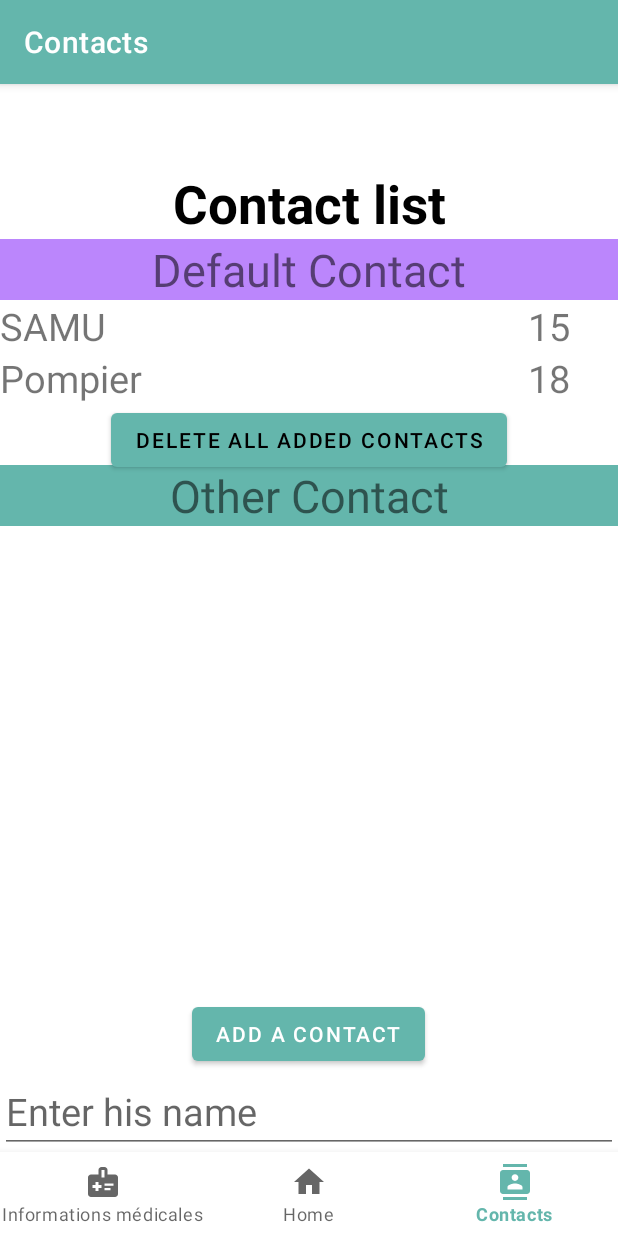
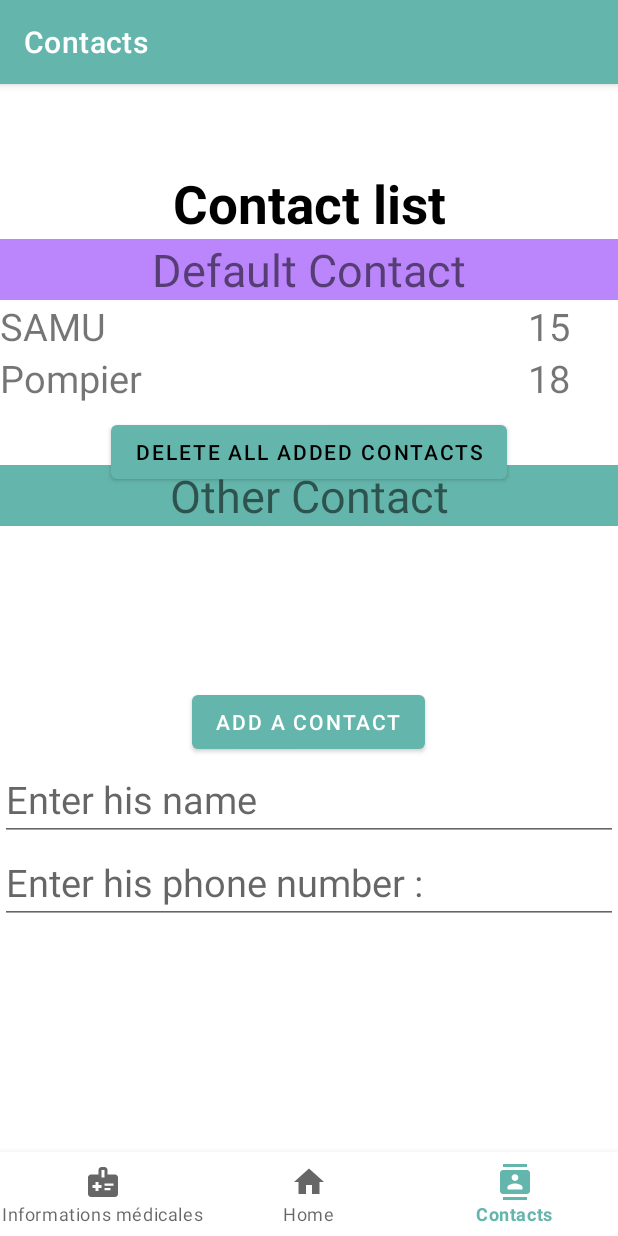
Before and after one commit to alexandre-bussiere/Pocket-Assistant, an Android app: the ContactFragment screen opened through its navigation route, on a phone screen of 412 x 824 dp. Run offline under Robolectric (Android 15) with nearby library versions, the phone set to English and light mode, and no system bars; our stand-ins replace navigation-ui.

Commit message:
Ver quasie final

```diff
--- a/app/src/main/res/layout/fragment_contact.xml
+++ b/app/src/main/res/layout/fragment_contact.xml
@@ -1,6 +1,19 @@
 
 <androidx.constraintlayout.widget.ConstraintLayout xmlns:android="http://schemas.android.com/apk/res/android" xmlns:app="http://schemas.android.com/apk/res-auto" xmlns:tools="http://schemas.android.com/tools" android:layout_width="match_parent" android:layout_height="match_parent" tools:context=".ui.contact.ContactFragment">
-    <TextView android:id="@+id/text_contact" android:layout_width="match_parent" android:layout_height="wrap_content" android:layout_marginStart="8dp" android:layout_marginEnd="8dp" android:textAlignment="center" android:textSize="20sp" app:layout_constraintBottom_toBottomOf="parent" app:layout_constraintEnd_toEndOf="parent" app:layout_constraintHorizontal_bias="0.0" app:layout_constraintStart_toStartOf="parent" app:layout_constraintVertical_bias="1"/>
+
+    <TextView
+        android:id="@+id/text_contact"
+        android:layout_width="match_parent"
+        android:layout_height="wrap_content"
+        android:layout_marginStart="8dp"
+        android:layout_marginEnd="8dp"
+        android:layout_marginBottom="16dp"
+        android:textAlignment="center"
+        android:textSize="20sp"
+        app:layout_constraintBottom_toBottomOf="parent"
+        app:layout_constraintEnd_toEndOf="parent"
+        app:layout_constraintHorizontal_bias="0.0"
+        app:layout_constraintStart_toStartOf="parent" />
     <TextView android:id="@+id/Contact_List" android:layout_width="match_parent" android:layout_height="wrap_content" android:text="@string/header_contact" android:textAlignment="center" android:textColor="@color/black" android:textSize="35sp" app:layout_constraintTop_toTopOf="parent" tools:layout_editor_absoluteX="-8dp"/>
     <TextView android:id="@+id/subtitle1_contact" android:layout_width="match_parent" android:layout_height="wrap_content" android:text="@string/subtitle1_contact" android:textAlignment="center" android:background="@color/purple_200" android:textSize="30sp" app:layout_constraintStart_toStartOf="parent" app:layout_constraintTop_toBottomOf="@+id/Contact_List"/>
     <TextView android:id="@+id/default1_contact_name" android:layout_width="wrap_content" android:layout_height="wrap_content" android:text="@string/default1_name_contact" android:textSize="25sp" app:layout_constraintStart_toStartOf="parent" app:layout_constraintTop_toBottomOf="@+id/subtitle1_contact"/>
@@ -32,8 +45,29 @@
     <TextView android:id="@+id/phone_view8" android:layout_width="200dp" android:layout_height="wrap_content" android:textSize="23sp" app:layout_constraintEnd_toEndOf="@+id/endList_other_contact" app:layout_constraintTop_toBottomOf="@+id/phone_view7"/>
     <TextView android:id="@+id/name_view9" android:layout_width="200dp" android:layout_height="wrap_content" android:textColor="@color/black" android:textSize="23sp" app:layout_constraintStart_toStartOf="parent" app:layout_constraintTop_toBottomOf="@+id/name_view8"/>
     <TextView android:id="@+id/phone_view9" android:layout_width="200dp" android:layout_height="wrap_content" android:textColor="@color/black" android:textSize="23sp" app:layout_constraintEnd_toEndOf="@+id/endList_other_contact" app:layout_constraintTop_toBottomOf="@+id/phone_view8"/>
-    <Button android:id="@+id/buttonAdd_Contact" android:layout_width="wrap_content" android:layout_height="wrap_content" android:layout_marginTop="252dp" android:text="@string/Button_contact" app:layout_constraintEnd_toEndOf="parent" app:layout_constraintHorizontal_bias="0.498" app:layout_constraintStart_toStartOf="parent" app:layout_constraintTop_toBottomOf="@+id/phone_view1"/>
-    <Button android:id="@+id/buttonDelete_AllContact" android:layout_width="wrap_content" android:layout_height="wrap_content" android:text="@string/Button_delete_All_contact" android:textColor="@color/black" app:layout_constraintEnd_toEndOf="parent" app:layout_constraintStart_toStartOf="parent" app:layout_constraintTop_toTopOf="@+id/endList_default_contact"/>
+
+    <Button
+        android:id="@+id/buttonAdd_Contact"
+        android:layout_width="wrap_content"
+        android:layout_height="wrap_content"
+        android:layout_marginTop="44dp"
+        android:text="@string/Button_contact"
+        app:layout_constraintEnd_toEndOf="parent"
+        app:layout_constraintHorizontal_bias="0.498"
+        app:layout_constraintStart_toStartOf="parent"
+        app:layout_constraintTop_toBottomOf="@+id/phone_view1" />
+
+    <Button
+        android:id="@+id/buttonDelete_AllContact"
+        android:layout_width="wrap_content"
+        android:layout_height="wrap_content"
+        android:layout_marginTop="8dp"
+        android:text="@string/Button_delete_All_contact"
+        android:textColor="@color/black"
+        app:layout_constraintEnd_toEndOf="parent"
+        app:layout_constraintStart_toStartOf="parent"
+        app:layout_constraintTop_toTopOf="@+id/endList_default_contact" />
+
     <Button android:id="@+id/delelte_Contact0" android:layout_width="36dp" android:layout_height="33dp" android:layout_marginEnd="8dp" app:icon="@android:drawable/ic_delete" app:layout_constraintEnd_toEndOf="@+id/endList_other_contact" app:layout_constraintTop_toBottomOf="@+id/subtitle2_contact"/>
     <Button android:id="@+id/delelte_Contact1" android:layout_width="36dp" android:layout_height="33dp" android:layout_marginEnd="8dp" app:icon="@android:drawable/ic_delete" app:layout_constraintEnd_toEndOf="@+id/endList_other_contact" app:layout_constraintTop_toBottomOf="@+id/phone_view0"/>
     <Button android:id="@+id/delelte_Contact2" android:layout_width="36dp" android:layout_height="33dp" android:layout_marginEnd="8dp" app:icon="@android:drawable/ic_delete" app:layout_constraintEnd_toEndOf="@+id/endList_other_contact" app:layout_constraintTop_toBottomOf="@+id/phone_view1"/>
```
